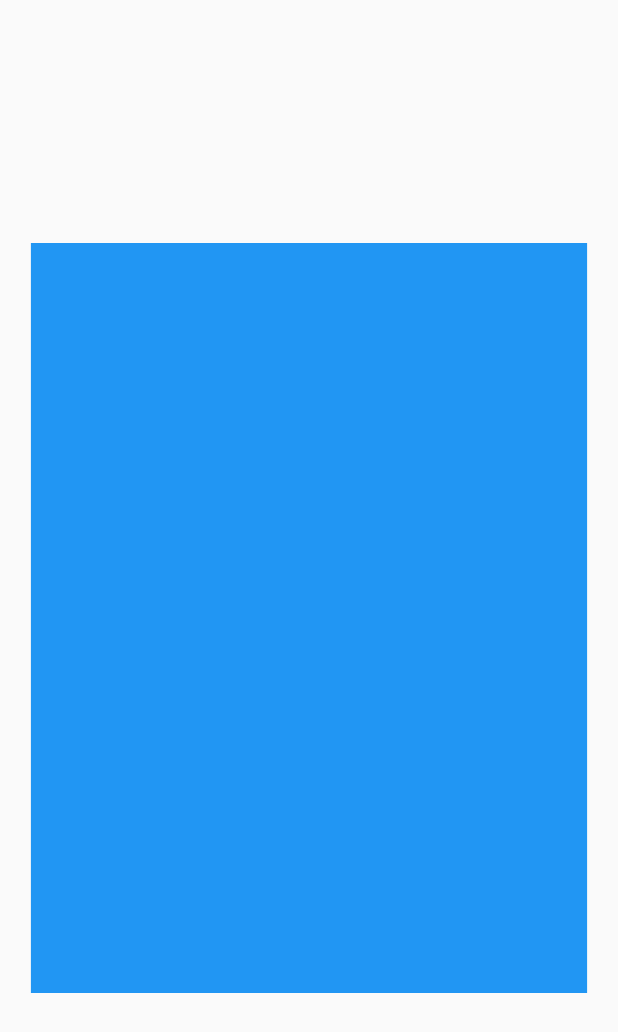
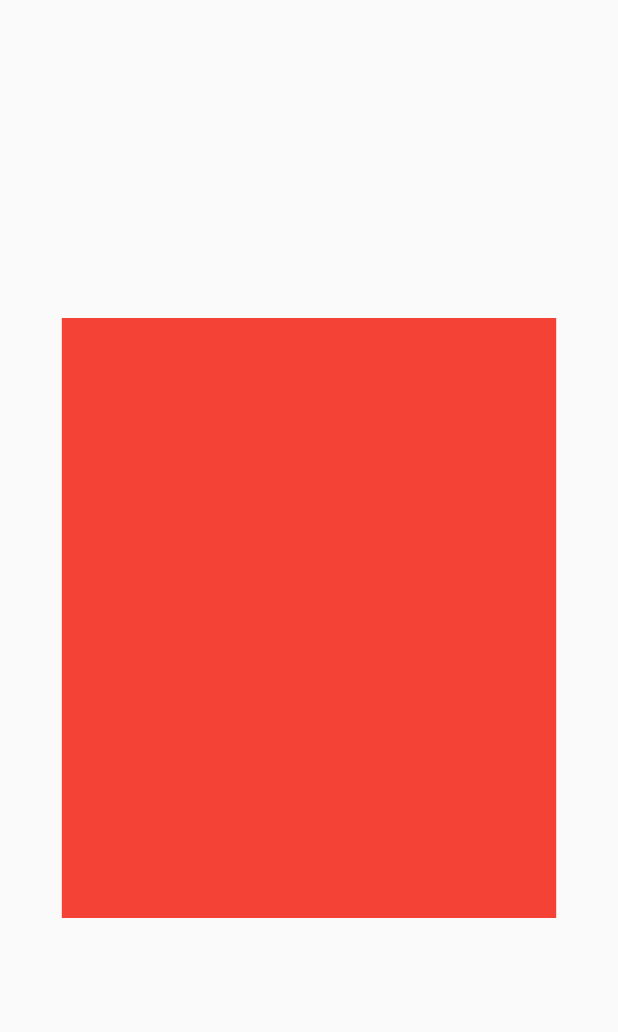
Before and after one commit to taylanyildiz/flutter_page_transition, a Flutter app: the screen it shows after launch, on a phone screen of 412 x 824 dp. Shown: the top 1032 px of the screen. Run offline on Flutter 3.47's test engine with Material 2 defaults, Android fonts, the light colour scheme and no system bars.

Commit message:
home page added pages showing

```diff
--- a/lib/screens/home_screen.dart
+++ b/lib/screens/home_screen.dart
@@ -25,6 +25,7 @@ class _HomeScreenState extends State<HomeScreen> {
 
   @override
   Widget build(BuildContext context) {
+    final size = MediaQuery.of(context).size;
     return Scaffold(
       body: Column(
         mainAxisAlignment: MainAxisAlignment.center,
@@ -32,18 +33,18 @@ class _HomeScreenState extends State<HomeScreen> {
           PageTransitionView(
             pages: [
               Container(
-                width: 100.0,
-                height: 100.0,
+                width: size.width * .8,
+                height: 400.0,
                 color: Colors.red,
               ),
               Container(
-                width: 100.0,
-                height: 100.0,
+                width: size.width * .8,
+                height: 400.0,
                 color: Colors.orange,
               ),
               Container(
-                width: 100.0,
-                height: 100.0,
+                width: size.width * .8,
+                height: 400.0,
                 color: Colors.blue,
               )
             ],
--- a/lib/widgets/transition_page_view.dart
+++ b/lib/widgets/transition_page_view.dart
@@ -194,14 +194,14 @@ class PageTransitionViewState extends State<PageTransitionView>
     }
   }
 
-  /// Horizontol position controller clap([-15.0],[+15.0])
-  ///
+  /// Horizontol position controller clap([-8.0],[+8.0])
+  /// All widget [Alignment.x] connected eachother must be.!
   /// Changing current page
   void _runAnimation(DragEndDetails detail, Size size) {
     final pixelsPerSecond = detail.velocity.pixelsPerSecond;
     print('aling : ${_dragAlignment.x}');
-    if ((_dragAlignment.x > -15.0 && _dragAlignment.x < 0) ||
-        (_dragAlignment.x > 0 && _dragAlignment.x < 15.0)) {
+    if ((_dragAlignment.x > -8.0 && _dragAlignment.x < 0) ||
+        (_dragAlignment.x > 0 && _dragAlignment.x < 8.0)) {
       _positionAnimation = _transitionAnimationController!.drive(
         AlignmentTween(
           begin: _dragAlignment,
@@ -264,16 +264,13 @@ class PageTransitionViewState extends State<PageTransitionView>
 
     for (var i = 0; i < p; i++) {
       content.add(
-        _TransitionScope(
-          child: PageTransitionAction(
-            alignment: widget.isShow! ? _dragAlignment : null,
-            child: widget.pages![i],
-          ),
-          state: this,
+        PageTransitionAction(
+          alignment: Alignment(_dragAlignment.x + (i * 10.0), 0.0),
+          child: widget.pages![i],
         ),
       );
     }
-    return Container();
+    return Stack(children: content);
   }
 
   @override
@@ -281,34 +278,7 @@ class PageTransitionViewState extends State<PageTransitionView>
     final size = MediaQuery.of(context).size;
     return _TransitionScope(
       state: this,
-      child: Stack(
-        children: [
-          PageTransitionAction(
-            alignment: _dragAlignment,
-            child: Container(
-              color: Colors.blue,
-              width: size.width * .9,
-              height: 500.0,
-            ),
-          ),
-          PageTransitionAction(
-            alignment: Alignment(_dragAlignment.x + 20.0, 0),
-            child: Container(
-              color: Colors.red,
-              width: size.width * .9,
-              height: 500.0,
-            ),
-          ),
-          PageTransitionAction(
-            alignment: Alignment(_dragAlignment.x + 40.0, 0),
-            child: Container(
-              color: Colors.orange,
-              width: size.width * .9,
-              height: 500.0,
-            ),
-          ),
-        ],
-      ),
+      child: _listLayout(),
     );
   }
 }
```
Also changed, not shown: 1 other file.
